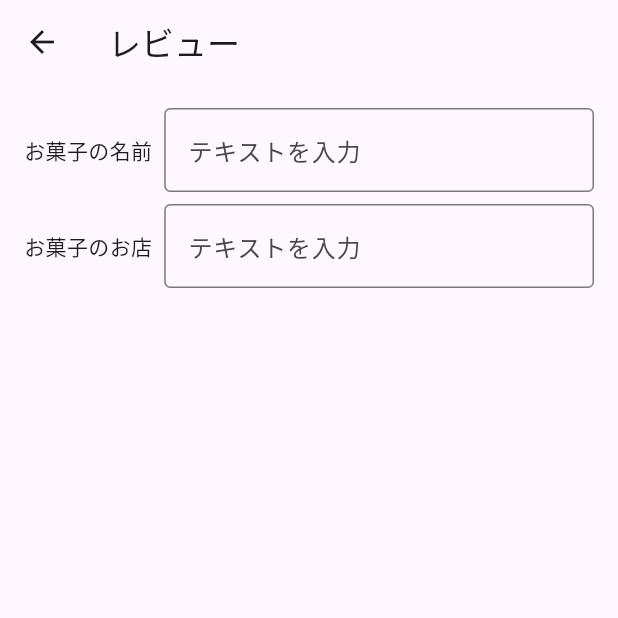
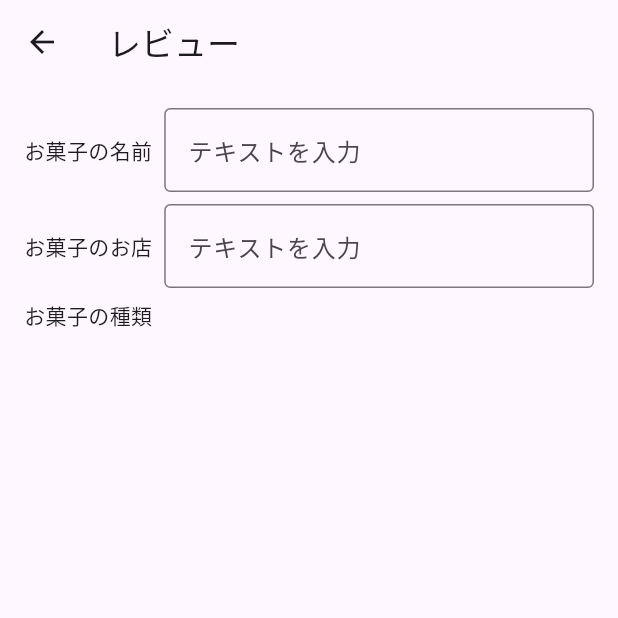
Before and after one commit to Yuki-Naka-Sharing-Study/OkashiReviewAppFlutter, a Flutter app: the ReviewScreen screen opened directly, on a phone screen of 412 x 824 dp, the top half of it. Run offline on Flutter 3.47's test engine with Material 3 defaults, Android fonts, the phone set to English and light mode, and no system bars.

Commit message:
Implemented “Types of Sweets.” in review_screen.

```diff
--- a/lib/features/review/presentation/review_screen.dart
+++ b/lib/features/review/presentation/review_screen.dart
@@ -49,7 +49,13 @@ class _ReviewScreenState extends State<ReviewScreen> {
                   ),
                 ),
               ],
-            )
+            ),
+            const SizedBox(height: 8),
+            Row(
+              children: [
+                const Text("お菓子の種類"),
+              ],
+            ),
           ],
         ),
       ),
```
